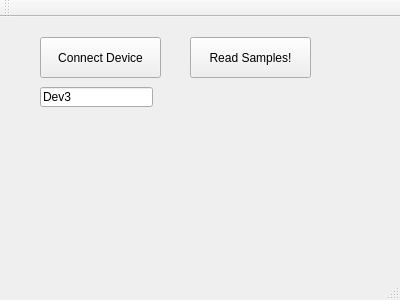
First picture: the form in probegui.ui, repository liviaz/IVAProbeSoftware, before the edit.
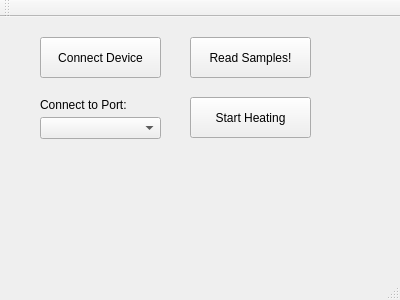
Second picture: the form after the edit.

Commit message:
Heating and temp monitoring works
Next: add graph of temperature over time, make electronics better.

What changed in the file:
```diff
--- a/probegui.ui
+++ b/probegui.ui
@@ -40,17 +40,56 @@
      <string>Connect Device</string>
     </property>
    </widget>
-   <widget class="QLineEdit" name="portTextEdit">
+   <widget class="QComboBox" name="portList">
     <property name="geometry">
      <rect>
       <x>40</x>
-      <y>70</y>
-      <width>113</width>
-      <height>20</height>
+      <y>100</y>
+      <width>121</width>
+      <height>22</height>
      </rect>
     </property>
+   </widget>
+   <widget class="QLabel" name="label">
+    <property name="geometry">
+     <rect>
+      <x>40</x>
+      <y>80</y>
+      <width>121</width>
+      <height>16</height>
+     </rect>
+    </property>
     <property name="text">
-     <string>Dev3</string>
+     <string>Connect to Port:</string>
+    </property>
+   </widget>
+   <widget class="QPushButton" name="heatingBtn">
+    <property name="geometry">
+     <rect>
+      <x>190</x>
+      <y>80</y>
+      <width>121</width>
+      <height>41</height>
+     </rect>
+    </property>
+    <property name="text">
+     <string>Start Heating</string>
+    </property>
+   </widget>
+   <widget class="QLabel" name="heatingLabel">
+    <property name="geometry">
+     <rect>
+      <x>190</x>
+      <y>130</y>
+      <width>121</width>
+      <height>21</height>
+     </rect>
+    </property>
+    <property name="styleSheet">
+     <string notr="true">font: 10pt &quot;MS Sans Serif&quot;;</string>
+    </property>
+    <property name="text">
+     <string/>
     </property>
    </widget>
   </widget>
```
The commit also changes 4 other files.
